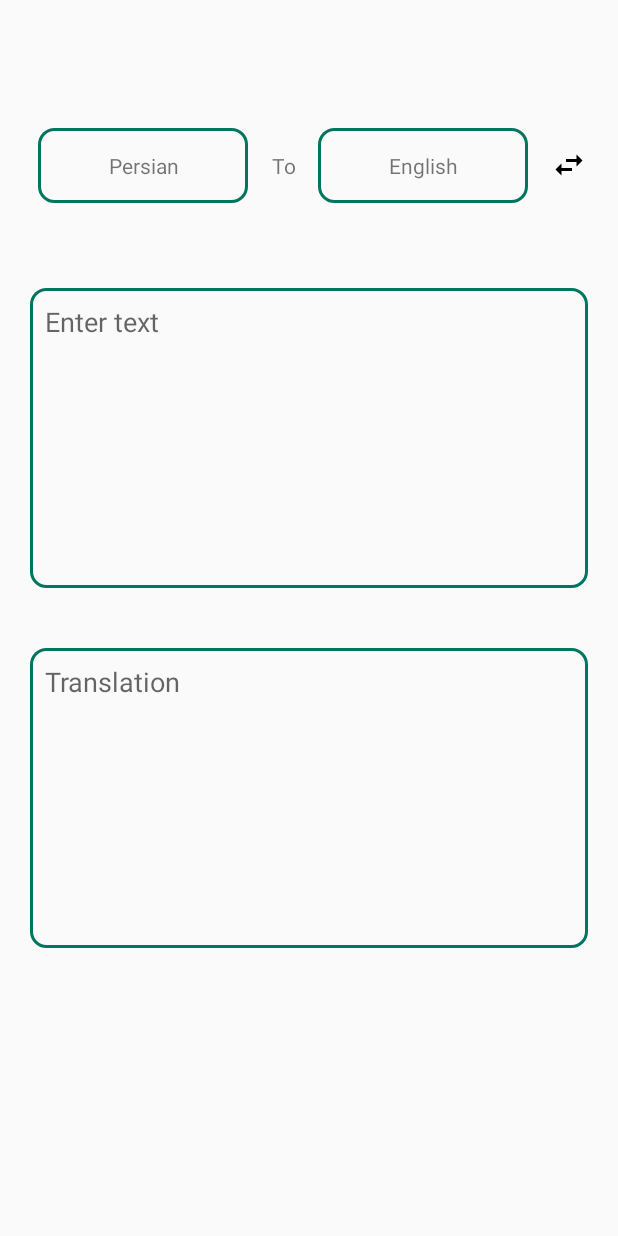
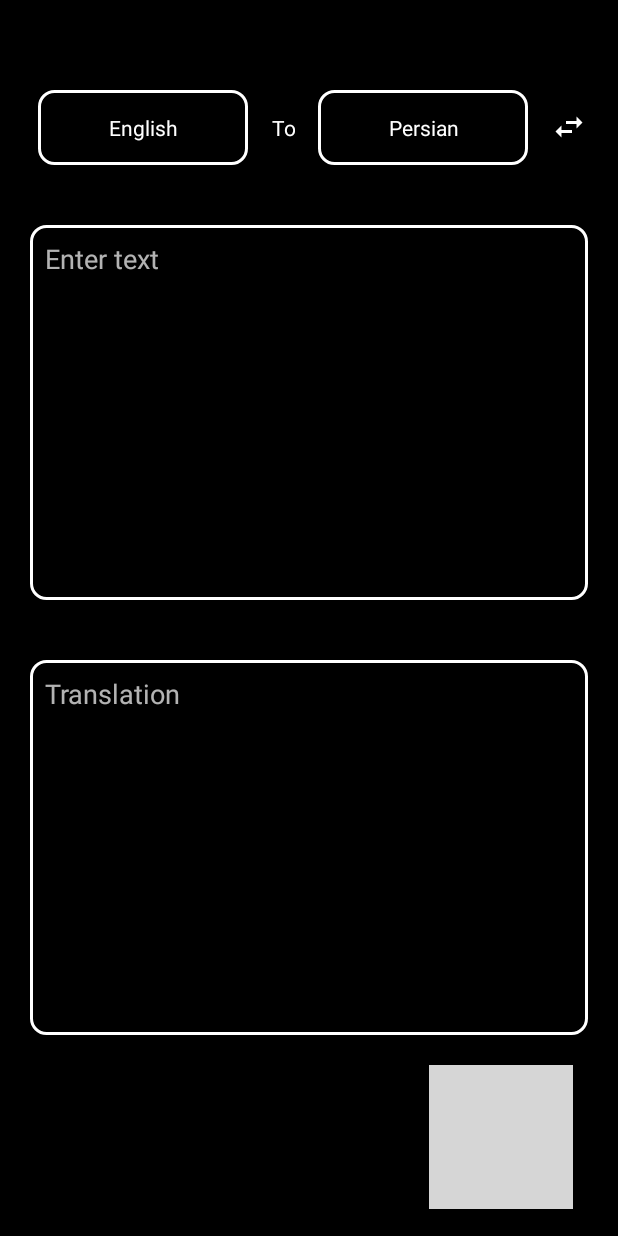
Before and after one commit to zeynab-krbsn/translate, an Android app: the screen it shows after launch (MainActivity2), on a phone screen of 412 x 824 dp. Run offline under Robolectric (Android 15) with nearby library versions, the phone set to English and light mode, and no system bars; our stand-ins replace Volley; grey boxes are pictures that could not be loaded.

Commit message:
UI is complete.

```diff
--- a/app/src/main/AndroidManifest.xml
+++ b/app/src/main/AndroidManifest.xml
@@ -9,7 +9,7 @@
         android:label="@string/app_name"
         android:roundIcon="@mipmap/ic_launcher_round"
         android:supportsRtl="true"
-        android:theme="@style/Theme.AppCompat.Light.NoActionBar">
+        android:theme="@style/Theme.AppCompat.DayNight.NoActionBar">
         <activity
             android:name=".MainActivity2"
             android:exported="false" />
--- a/app/src/main/java/com/example/translate/MainActivity2.java
+++ b/app/src/main/java/com/example/translate/MainActivity2.java
@@ -6,6 +6,7 @@ import android.content.Context;
 import android.os.Bundle;
 import android.text.Editable;
 import android.text.TextWatcher;
+import android.text.method.ScrollingMovementMethod;
 import android.util.Log;
 import android.view.View;
 import android.widget.EditText;
@@ -45,7 +46,8 @@ public class MainActivity2 extends AppCompatActivity {
 
         editTextSearch=findViewById(R.id.editTextSearch);
         textViewResult=findViewById(R.id.textViewResult);
-//        getWordData();
+        textViewResult.setMovementMethod(new ScrollingMovementMethod());
+
         editTextSearch.addTextChangedListener(new TextWatcher() {
             @Override
             public void beforeTextChanged(CharSequence s, int start, int count, int after) {
--- a/app/src/main/res/drawable/radio_button.xml
+++ b/app/src/main/res/drawable/borders.xml
@@ -2,6 +2,6 @@
 <shape xmlns:android="http://schemas.android.com/apk/res/android"
     android:shape="rectangle">
     <stroke android:width="2dp"
-        android:color="#01755E"/>
+        android:color="@color/white"/>
     <corners android:radius="10dp"/>
 </shape>
--- a/app/src/main/res/layout/activity_main2.xml
+++ b/app/src/main/res/layout/activity_main2.xml
@@ -1,97 +1,108 @@
 <?xml version="1.0" encoding="utf-8"?>
-<androidx.constraintlayout.widget.ConstraintLayout xmlns:android="http://schemas.android.com/apk/res/android"
+<RelativeLayout xmlns:android="http://schemas.android.com/apk/res/android"
     xmlns:app="http://schemas.android.com/apk/res-auto"
     xmlns:tools="http://schemas.android.com/tools"
     android:layout_width="match_parent"
     android:layout_height="match_parent"
-    tools:context=".MainActivity2">
+    tools:context=".MainActivity2"
+    android:scrollbars="vertical"
+    android:background="@color/black">
 
     <LinearLayout
-        android:id="@+id/radioGroup"
+        android:id="@+id/linearLayoutLanguage"
         android:layout_width="match_parent"
         android:layout_height="wrap_content"
-        android:orientation="horizontal"
+        android:layout_marginTop="50dp"
         android:gravity="center"
-        app:layout_constraintBottom_toBottomOf="parent"
-        app:layout_constraintLeft_toLeftOf="parent"
-        app:layout_constraintRight_toRightOf="parent"
-        app:layout_constraintTop_toTopOf="parent"
-        app:layout_constraintVertical_bias="0.1"
-        >
+        android:orientation="horizontal">
+
         <TextView
             android:id="@+id/textViewFrom"
             android:layout_width="140dp"
             android:layout_height="wrap_content"
-            android:text="Persian"
-            android:background="@drawable/radio_button"
+            android:layout_margin="10dp"
+            android:background="@drawable/borders"
+            android:gravity="center"
             android:padding="15dp"
-            android:layout_margin="10dp"
-            android:gravity="center"
-            />
+            android:text="English"
+            android:textColor="@color/white" />
+
         <TextView
             android:layout_width="wrap_content"
             android:layout_height="wrap_content"
+            android:layout_margin="5dp"
+            android:gravity="center"
             android:text="To"
-            android:gravity="center"
-            android:layout_margin="5dp"
-            />
+            android:textColor="@color/white" />
 
         <TextView
             android:id="@+id/textViewTo"
             android:layout_width="140dp"
             android:layout_height="wrap_content"
-            android:text="English"
-            android:background="@drawable/radio_button"
+            android:layout_margin="10dp"
+            android:background="@drawable/borders"
+            android:gravity="center"
             android:padding="15dp"
-            android:layout_margin="10dp"
-            android:gravity="center"
-            />
+            android:text="Persian"
+            android:textColor="@color/white" />
+
         <ImageButton
             android:id="@+id/imageButton_switch"
             android:layout_width="wrap_content"
             android:layout_height="wrap_content"
+            android:layout_margin="5dp"
+            android:background="@android:color/transparent"
             android:src="@drawable/ic_swap"
-            android:background="@android:color/transparent"
-            android:layout_margin="5dp"
-            app:tint="@color/black" />
+            app:tint="@color/white" />
     </LinearLayout>
 
     <LinearLayout
+        android:id="@+id/linearLayout_second"
         android:layout_width="match_parent"
         android:layout_height="wrap_content"
+        android:layout_below="@+id/linearLayoutLanguage"
         android:orientation="vertical"
-        app:layout_constraintBottom_toBottomOf="parent"
-        app:layout_constraintLeft_toLeftOf="parent"
-        app:layout_constraintRight_toRightOf="parent"
-        app:layout_constraintTop_toTopOf="parent"
-        app:layout_constraintVertical_bias="0.5"
+        android:layout_marginTop="10dp"
         >
+
         <EditText
             android:id="@+id/editTextSearch"
             android:layout_width="match_parent"
-            android:layout_height="200dp"
+            android:layout_height="250dp"
+            android:layout_margin="20dp"
+            android:background="@drawable/borders"
+            android:gravity="start"
             android:hint="Enter text"
-            android:textSize="18sp"
-            android:gravity="start"
             android:padding="10dp"
-            android:layout_margin="20dp"
-            android:background="@drawable/radio_button"
-            />
+            android:scrollbars="vertical"
+            android:textColor="@color/white"
+            android:textColorHint="#B3FFFFFF"
+            android:textSize="18sp" />
 
         <TextView
             android:id="@+id/textViewResult"
             android:layout_width="match_parent"
-            android:layout_height="200dp"
+            android:layout_height="250dp"
+            android:layout_margin="20dp"
+            android:background="@drawable/borders"
+            android:gravity="start"
             android:hint="Translation"
-            android:textSize="18sp"
-            android:textColor="@color/black"
-            android:gravity="start"
             android:padding="10dp"
-            android:layout_margin="20dp"
-            android:background="@drawable/radio_button"
-            />
+            android:scrollbars="vertical"
+            android:textColor="@color/white"
+            android:textColorHint="#B3FFFFFF"
+            android:textSize="18sp" />
     </LinearLayout>
 
+    <ImageButton
+        android:layout_below="@+id/linearLayout_second"
+        android:layout_width="wrap_content"
+        android:layout_height="wrap_content"
+        android:src="@drawable/ic_copy"
+        android:layout_alignParentEnd="true"
+        android:background="@android:color/transparent"
+        android:layout_marginEnd="30dp"
+        />
 
 
-</androidx.constraintlayout.widget.ConstraintLayout>
+    </RelativeLayout>
```
